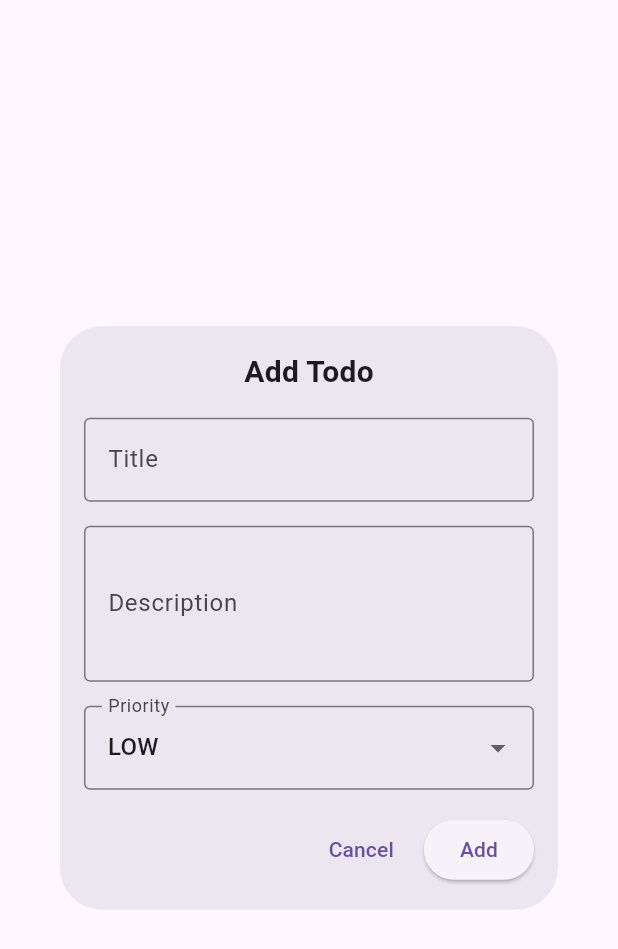
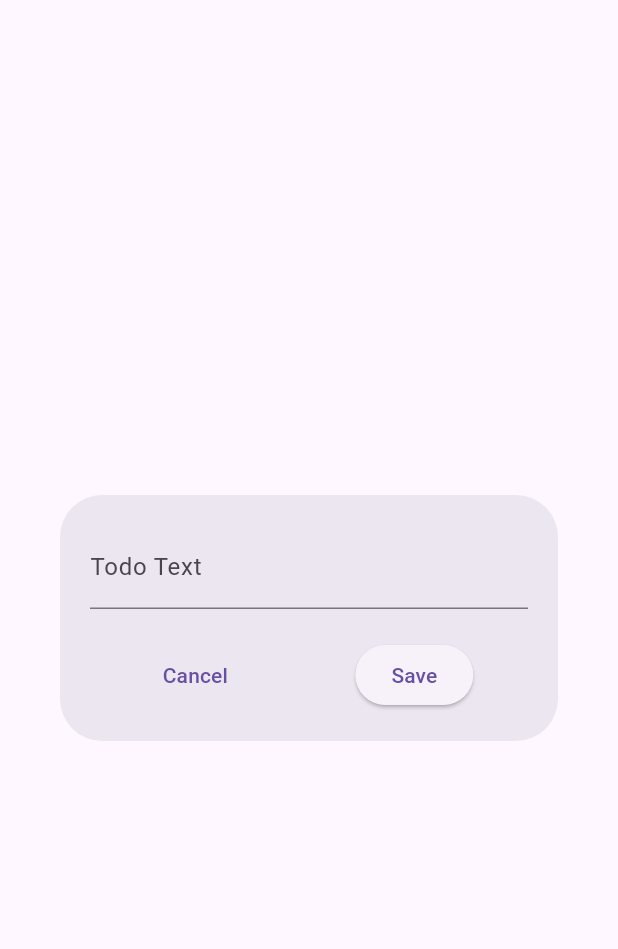
Before and after one commit to stevewalturn/simple_todo_list, a Flutter app: the TodoFormDialog widget shown alone on an empty page, opened directly, on a phone screen of 412 x 824 dp. Shown: the top 949 px of the screen. Run offline on Flutter 3.47's test engine with Material 3 defaults, Android fonts, the light colour scheme and no system bars; our stand-ins replace gap, stacked, stacked_services, stacked_shared.

Commit message:
Update files

```diff
--- a/src/lib/features/home/widgets/todo_list_item.dart
+++ b/src/lib/features/home/widgets/todo_list_item.dart
@@ -1,5 +1,6 @@
 import 'package:flutter/material.dart';
 import 'package:simple_todo_list/models/todo.dart';
+import 'package:simple_todo_list/models/todo_priority.dart';
 
 class TodoListItem extends StatelessWidget {
   final Todo todo;
--- a/src/lib/models/todo.dart
+++ b/src/lib/models/todo.dart
@@ -1,24 +1,20 @@
-import 'package:equatable/equatable.dart';
+import 'package:simple_todo_list/models/todo_priority.dart';
 
-enum TodoPriority { low, medium, high }
-
-class Todo extends Equatable {
+class Todo {
   final String id;
   final String title;
   final String description;
   final bool isCompleted;
-  final DateTime createdAt;
+  final TodoPriority priority;
   final DateTime? completedAt;
-  final TodoPriority priority;
 
-  const Todo({
+  Todo({
     required this.id,
     required this.title,
     required this.description,
     this.isCompleted = false,
-    required this.createdAt,
+    this.priority = TodoPriority.low,
     this.completedAt,
-    this.priority = TodoPriority.low,
   });
 
   Todo copyWith({
@@ -26,29 +22,16 @@ class Todo extends Equatable {
     String? title,
     String? description,
     bool? isCompleted,
-    DateTime? createdAt,
+    TodoPriority? priority,
     DateTime? completedAt,
-    TodoPriority? priority,
   }) {
     return Todo(
       id: id ?? this.id,
       title: title ?? this.title,
       description: description ?? this.description,
       isCompleted: isCompleted ?? this.isCompleted,
-      createdAt: createdAt ?? this.createdAt,
+      priority: priority ?? this.priority,
       completedAt: completedAt ?? this.completedAt,
-      priority: priority ?? this.priority,
     );
   }
-
-  @override
-  List<Object?> get props => [
-        id,
-        title,
-        description,
-        isCompleted,
-        createdAt,
-        completedAt,
-        priority,
-      ];
 }
--- /dev/null
+++ b/src/lib/models/todo_priority.dart
@@ -0,0 +1,5 @@
+enum TodoPriority {
+  low,
+  medium,
+  high,
+}
--- a/src/lib/services/todo_service.dart
+++ b/src/lib/services/todo_service.dart
@@ -1,5 +1,6 @@
 import 'dart:async';
 import 'package:simple_todo_list/models/todo.dart';
+import 'package:simple_todo_list/models/todo_priority.dart';
 
 class TodoService {
   final List<Todo> _todos = [];
--- a/src/lib/ui/dialogs/todo_form/todo_form_dialog.dart
+++ b/src/lib/ui/dialogs/todo_form/todo_form_dialog.dart
@@ -1,116 +1,54 @@
 import 'package:flutter/material.dart';
-import 'package:simple_todo_list/models/todo.dart';
+import 'package:stacked_services/stacked_services.dart';
 
-class TodoFormDialog extends StatefulWidget {
-  final Todo? todo;
+class TodoFormDialog extends StatelessWidget {
+  final DialogRequest? request;
+  final Function(DialogResponse)? completer;
 
   const TodoFormDialog({
-    this.todo,
-    super.key,
-  });
-
-  @override
-  State<TodoFormDialog> createState() => _TodoFormDialogState();
-}
-
-class _TodoFormDialogState extends State<TodoFormDialog> {
-  late final TextEditingController _titleController;
-  late final TextEditingController _descriptionController;
-  late TodoPriority _priority;
-
-  @override
-  void initState() {
-    super.initState();
-    _titleController = TextEditingController(text: widget.todo?.title);
-    _descriptionController =
-        TextEditingController(text: widget.todo?.description);
-    _priority = widget.todo?.priority ?? TodoPriority.low;
-  }
-
-  @override
-  void dispose() {
-    _titleController.dispose();
-    _descriptionController.dispose();
-    super.dispose();
-  }
+    Key? key,
+    this.request,
+    this.completer,
+  }) : super(key: key);
 
   @override
   Widget build(BuildContext context) {
+    final TextEditingController controller = TextEditingController(
+      text: (request?.data?['initialText'] as String?) ?? '',
+    );
+
     return Dialog(
-      child: Padding(
-        padding: const EdgeInsets.all(16),
+      child: Container(
+        padding: const EdgeInsets.all(20),
         child: Column(
           mainAxisSize: MainAxisSize.min,
           children: [
-            Text(
-              widget.todo == null ? 'Add Todo' : 'Edit Todo',
-              style: const TextStyle(
-                fontSize: 20,
-                fontWeight: FontWeight.bold,
+            TextField(
+              controller: controller,
+              decoration: const InputDecoration(
+                labelText: 'Todo Text',
               ),
             ),
-            const SizedBox(height: 16),
-            TextField(
-              controller: _titleController,
-              decoration: const InputDecoration(
-                labelText: 'Title',
-                border: OutlineInputBorder(),
-              ),
-            ),
-            const SizedBox(height: 16),
-            TextField(
-              controller: _descriptionController,
-              decoration: const InputDecoration(
-                labelText: 'Description',
-                border: OutlineInputBorder(),
-              ),
-              maxLines: 3,
-            ),
-            const SizedBox(height: 16),
-            DropdownButtonFormField<TodoPriority>(
-              value: _priority,
-              decoration: const InputDecoration(
-                labelText: 'Priority',
-                border: OutlineInputBorder(),
-              ),
-              items: TodoPriority.values.map((priority) {
-                return DropdownMenuItem(
-                  value: priority,
-                  child: Text(priority.name.toUpperCase()),
-                );
-              }).toList(),
-              onChanged: (value) {
-                setState(() {
-                  _priority = value!;
-                });
-              },
-            ),
-            const SizedBox(height: 16),
+            const SizedBox(height: 20),
             Row(
-              mainAxisAlignment: MainAxisAlignment.end,
+              mainAxisAlignment: MainAxisAlignment.spaceAround,
               children: [
                 TextButton(
-                  onPressed: () => Navigator.pop(context),
+                  onPressed: () {
+                    completer?.call(DialogResponse(confirmed: false));
+                  },
                   child: const Text('Cancel'),
                 ),
-                const SizedBox(width: 8),
                 ElevatedButton(
                   onPressed: () {
-                    if (_titleController.text.trim().isEmpty) {
-                      return;
-                    }
-                    final todo = Todo(
-                      id: widget.todo?.id ?? DateTime.now().toString(),
-                      title: _titleController.text.trim(),
-                      description: _descriptionController.text.trim(),
-                      isCompleted: widget.todo?.isCompleted ?? false,
-                      createdAt: widget.todo?.createdAt ?? DateTime.now(),
-                      completedAt: widget.todo?.completedAt,
-                      priority: _priority,
+                    completer?.call(
+                      DialogResponse(
+                        confirmed: true,
+                        data: controller.text,
+                      ),
                     );
-                    Navigator.pop(context, todo);
                   },
-                  child: Text(widget.todo == null ? 'Add' : 'Save'),
+                  child: const Text('Save'),
                 ),
               ],
             ),
```
Also changed, not shown: src/lib/ui/bottom_sheets/todo_options/todo_options_sheet.dart (+33 -25 lines).
